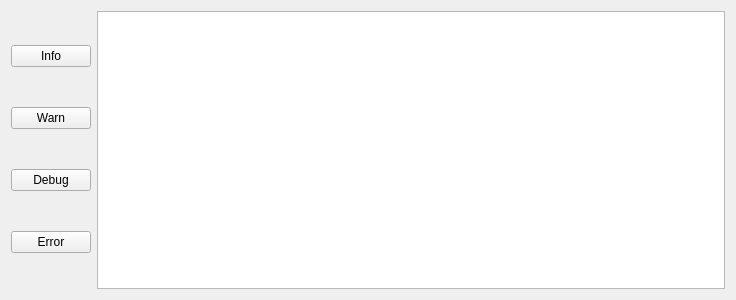
Before: the Qt Designer form QLog/Qlogger.ui in 335134701/QT_Demo, drawn with Qt 5.
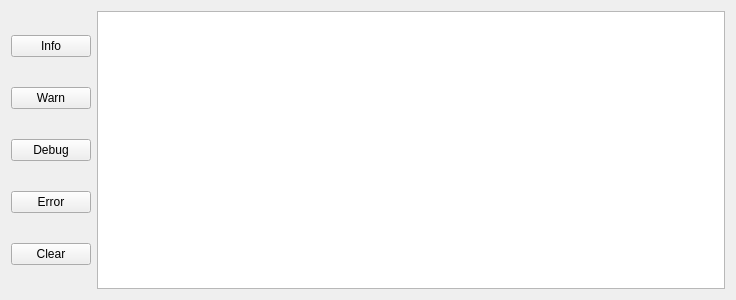
After: the same form once the commit is applied. Icons and pictures are not drawn.

The edit to the form file:
```diff
--- a/QLog/Qlogger.ui
+++ b/QLog/Qlogger.ui
@@ -51,6 +51,13 @@
           </property>
          </widget>
         </item>
+        <item>
+         <widget class="QPushButton" name="ClearButton">
+          <property name="text">
+           <string>Clear</string>
+          </property>
+         </widget>
+        </item>
        </layout>
       </item>
       <item>
```
